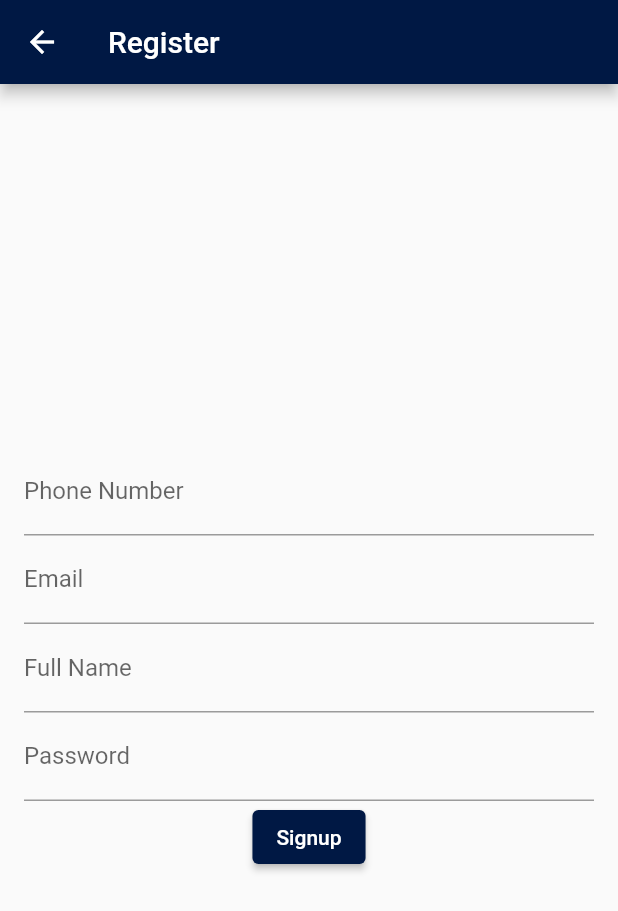
After one commit to ibraimfarag/Absher, a Flutter app: the RegisterScreen screen opened directly, on a phone screen of 412 x 824 dp. The commit adds this screen. Shown: the top 911 px of the screen. Run offline on Flutter 3.47's test engine with Material 2 defaults, Android fonts, the phone set to English and light mode, and no system bars; our stand-ins replace carousel_slider; network calls fail.

Commit message:
AuthScreen

```diff
--- /dev/null
+++ b/lib/screens/auth/register.dart
@@ -0,0 +1,44 @@
+import 'package:absherv2/screens/imports.dart';
+
+
+
+
+class RegisterScreen extends StatelessWidget {
+  @override
+  Widget build(BuildContext context) {
+    return Scaffold(
+      appBar: AppBar(
+        title: Text('Register'),
+      ),
+      body: Padding(
+        padding: const EdgeInsets.all(16.0),
+        child: Column(
+          mainAxisAlignment: MainAxisAlignment.center,
+          children: [
+            // Image.asset('assets/register_image.png'), // Replace with your register image
+            TextFormField(
+              decoration: InputDecoration(labelText: 'Phone Number'),
+            ),
+            TextFormField(
+              decoration: InputDecoration(labelText: 'Email'),
+            ),
+            TextFormField(
+              decoration: InputDecoration(labelText: 'Full Name'),
+            ),
+            TextFormField(
+              decoration: InputDecoration(labelText: 'Password'),
+              obscureText: true,
+            ),
+            ElevatedButton(
+              onPressed: () {
+                // Implement signup button functionality
+                // Call API for registration
+              },
+              child: Text('Signup'),
+            ),
+          ],
+        ),
+      ),
+    );
+  }
+}
--- a/lib/screens/imports.dart
+++ b/lib/screens/imports.dart
@@ -33,6 +33,15 @@ export 'package:absherv2/screens/widgets/image_slider.dart';
 // /* ------------------------------- // screens ------------------------------- */
 // /* -------------------------------------------------------------------------- */
 
+
+
+// /* ---------------------------- // Authentication --------------------------- */
+
+export 'package:absherv2/screens/auth/login.dart';
+
+export 'package:absherv2/screens/auth/register.dart';
+
+
 // /* ----------------------------- // Home screen ----------------------------- */
 
 export 'package:absherv2/screens/home/main-home.dart';
```
Also changed, not shown: lib/screens/auth/login.dart (added, +47 -0 lines).
